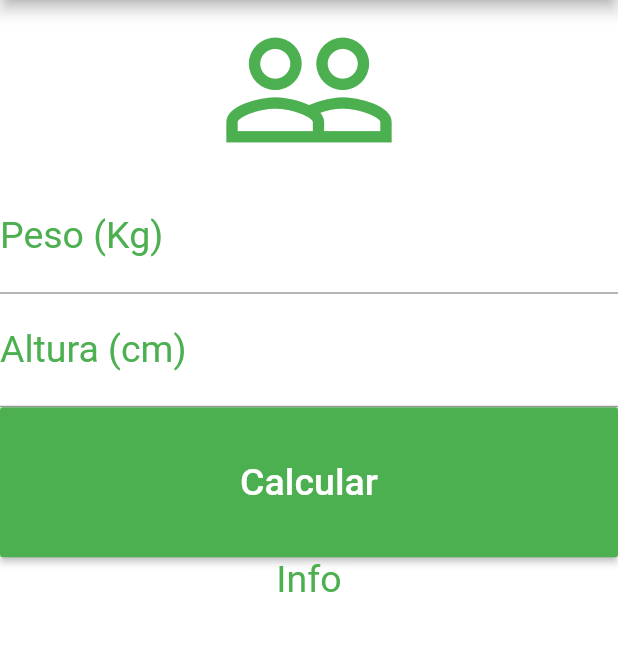
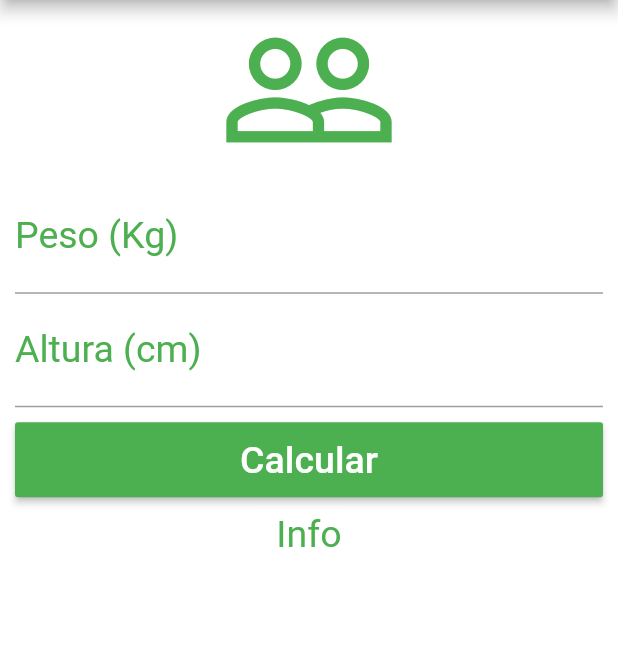
Before and after one commit to leandrorochaadm/calculadora_imc, a Flutter app: the screen it shows after launch, on a phone screen of 412 x 824 dp, the part 84-735 px from its top. Run offline on Flutter 3.47's test engine with Material 2 defaults, Android fonts, the light colour scheme and no system bars.

Commit message:
padding para margens da tela e botão

```diff
--- a/lib/main.dart
+++ b/lib/main.dart
@@ -27,6 +27,7 @@ class _HomeState extends State<Home> {
       ),
       backgroundColor: Colors.white,
       body: SingleChildScrollView(
+        padding: EdgeInsets.fromLTRB(10.0, 0.0, 10.0, 0.0),
         child: Column(
           crossAxisAlignment: CrossAxisAlignment.stretch,
           children: <Widget>[
@@ -53,8 +54,10 @@ class _HomeState extends State<Home> {
               textAlign: TextAlign.center,
               style: TextStyle(color: Colors.green, fontSize: 25.0),
             ),
-            Container(
-              height: 100.0,
+            Padding(
+              padding: const EdgeInsets.only(top: 10.0, bottom: 10.0),
+              child: Container(
+                height: 50.0,
                 child: RaisedButton(
                   onPressed: () {},
                   child: Text(
@@ -62,6 +65,7 @@ class _HomeState extends State<Home> {
                     style: TextStyle(fontSize: 25.0, color: Colors.white),
                   ),
                   color: Colors.green,
+                ),
               ),
             ),
             Text(
```
Lines whose indentation alone changed are shown as unchanged.
